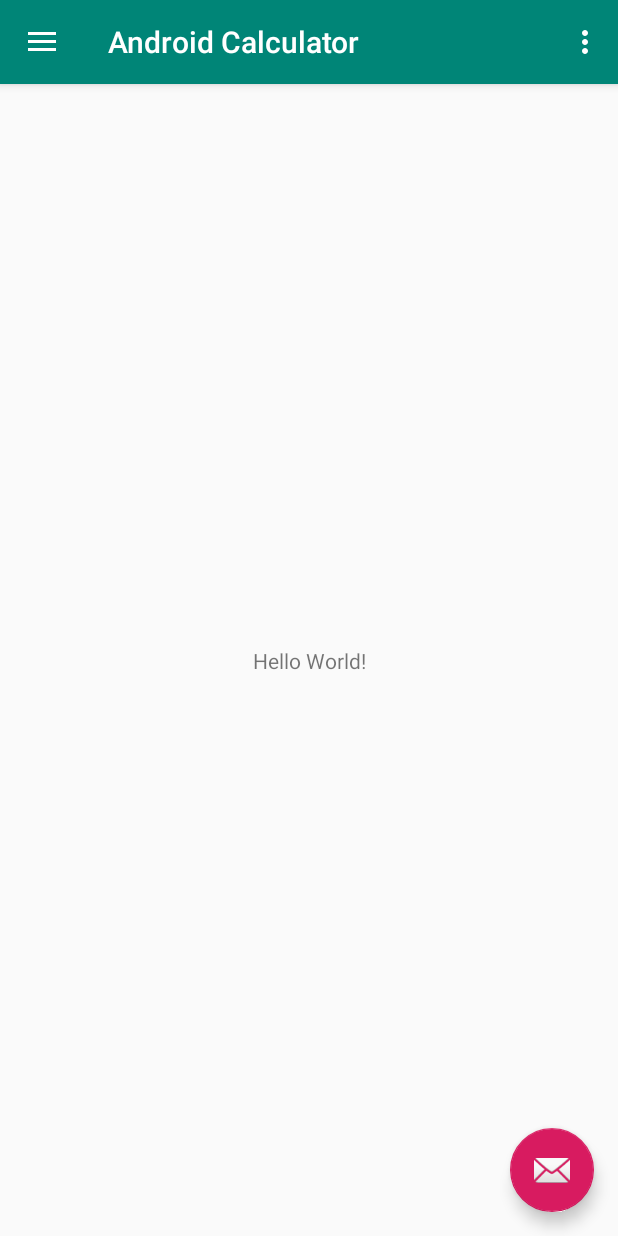
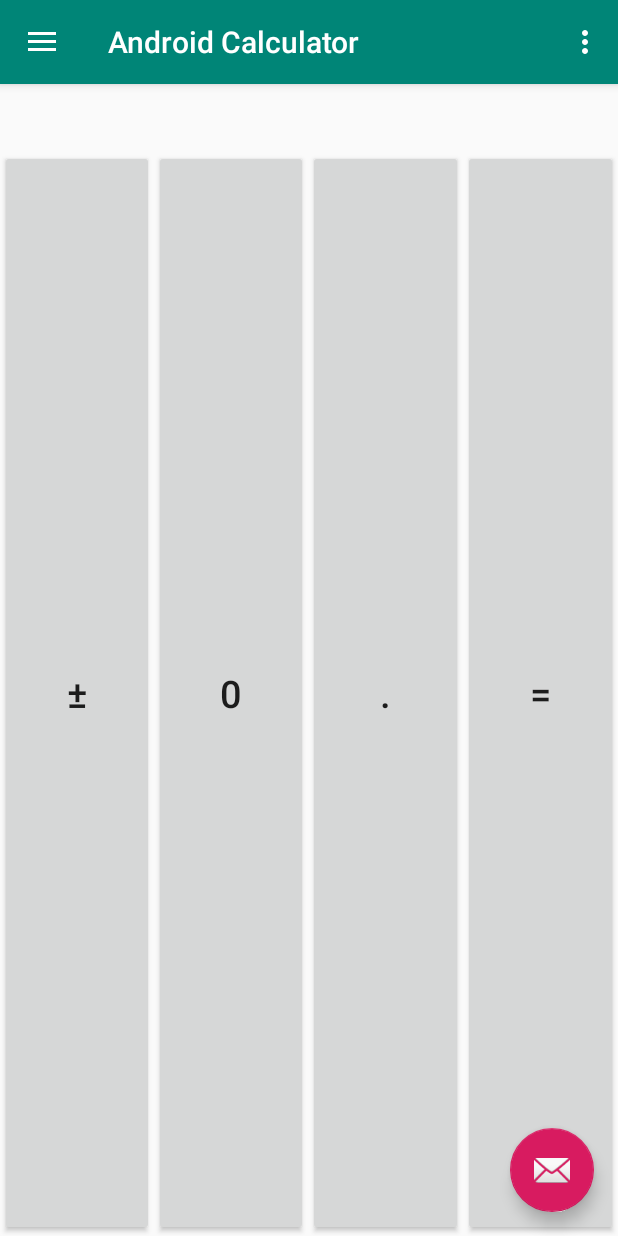
Before and after one commit to vfigu/AndroidCalculator, an Android app: the screen it shows after launch (MainActivity), on a phone screen of 412 x 824 dp. Run offline under Robolectric (Android 15) with nearby library versions, the phone set to English and light mode, and no system bars.

Commit message:
Set main content layout to LinearLayout. Created first layer of buttons.

```diff
--- a/app/src/main/res/layout/content_main.xml
+++ b/app/src/main/res/layout/content_main.xml
@@ -1,20 +1,54 @@
 <?xml version="1.0" encoding="utf-8"?>
-<androidx.constraintlayout.widget.ConstraintLayout xmlns:android="http://schemas.android.com/apk/res/android"
+<LinearLayout
+    xmlns:android="http://schemas.android.com/apk/res/android"
     xmlns:app="http://schemas.android.com/apk/res-auto"
     xmlns:tools="http://schemas.android.com/tools"
     android:layout_width="match_parent"
     android:layout_height="match_parent"
-    app:layout_behavior="@string/appbar_scrolling_view_behavior"
+    android:orientation="vertical"
     tools:context=".MainActivity"
     tools:showIn="@layout/app_bar_main">
 
     <TextView
-        android:layout_width="wrap_content"
-        android:layout_height="wrap_content"
-        android:text="Hello World!"
-        app:layout_constraintBottom_toBottomOf="parent"
-        app:layout_constraintLeft_toLeftOf="parent"
-        app:layout_constraintRight_toRightOf="parent"
-        app:layout_constraintTop_toTopOf="parent" />
+        android:id="@+id/calculatorScreen"
+        android:layout_width="match_parent"
+        android:layout_height="100dp"
+        android:gravity="bottom|right" />
 
-</androidx.constraintlayout.widget.ConstraintLayout>
+    <LinearLayout
+        android:layout_width="match_parent"
+        android:layout_height="0dp"
+        android:layout_weight="1"
+        android:orientation="horizontal">
+
+        <Button
+            android:id="@+id/buttonSign"
+            android:layout_width="0dp"
+            android:layout_height="match_parent"
+            android:layout_weight="1"
+            android:text="±"
+            android:textSize="25sp" />
+        <Button
+            android:id="@+id/button0"
+            android:layout_width="0dp"
+            android:layout_height="match_parent"
+            android:layout_weight="1"
+            android:text="0"
+            android:textSize="25sp" />
+        <Button
+            android:id="@+id/buttonDecimal"
+            android:layout_width="0dp"
+            android:layout_height="match_parent"
+            android:layout_weight="1"
+            android:text="."
+            android:textSize="25sp" />
+        <Button
+            android:id="@+id/buttonEquals"
+            android:layout_width="0dp"
+            android:layout_height="match_parent"
+            android:layout_weight="1"
+            android:text="="
+            android:textSize="25sp" />
+
+    </LinearLayout>
+</LinearLayout>
```
